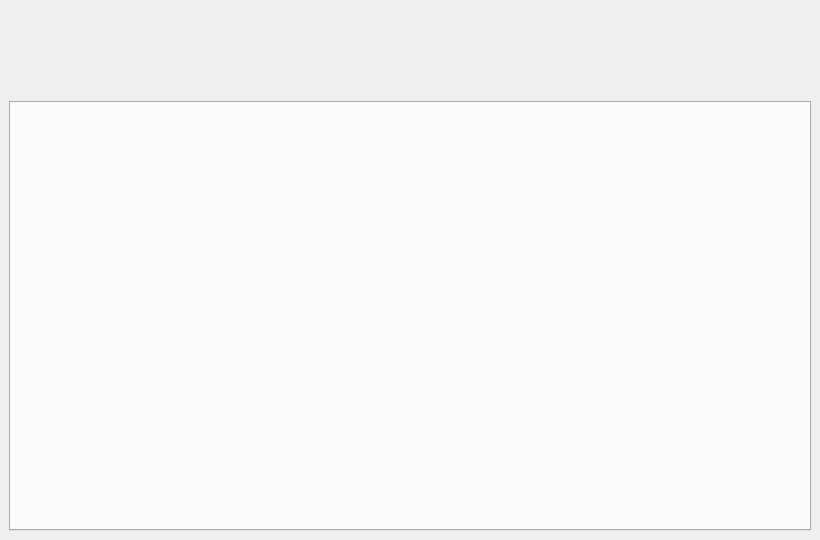
liuyufeng509/SecCenter, file mainwindow.ui: the form before one commit.
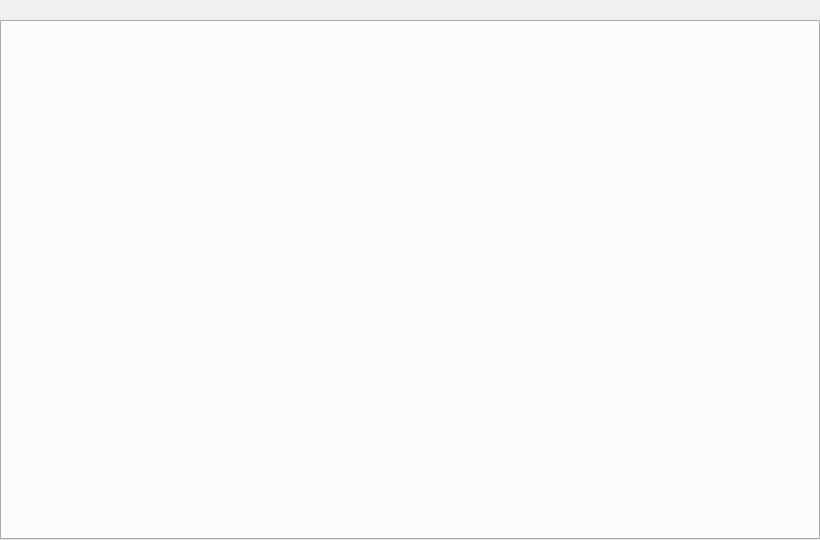
The form after the commit. Icons and pictures are not drawn.

```diff
--- a/mainwindow.ui
+++ b/mainwindow.ui
@@ -19,6 +19,21 @@
   </property>
   <widget class="QWidget" name="centralwidget">
    <layout class="QVBoxLayout" name="verticalLayout">
+    <property name="spacing">
+     <number>0</number>
+    </property>
+    <property name="leftMargin">
+     <number>0</number>
+    </property>
+    <property name="topMargin">
+     <number>0</number>
+    </property>
+    <property name="rightMargin">
+     <number>0</number>
+    </property>
+    <property name="bottomMargin">
+     <number>0</number>
+    </property>
     <item>
      <widget class="QWidget" name="widget" native="true">
       <property name="minimumSize">
@@ -30,38 +45,25 @@
      </widget>
     </item>
     <item>
-     <widget class="QLabel" name="label">
-      <property name="enabled">
-       <bool>true</bool>
-      </property>
-      <property name="minimumSize">
-       <size>
-        <width>0</width>
-        <height>60</height>
-       </size>
-      </property>
-      <property name="maximumSize">
-       <size>
-        <width>16777215</width>
-        <height>60</height>
-       </size>
-      </property>
-      <property name="text">
-       <string/>
-      </property>
-      <property name="pixmap">
-       <pixmap resource="mainwindow.qrc">:/new/index/image/index.png</pixmap>
-      </property>
-      <property name="scaledContents">
-       <bool>true</bool>
-      </property>
-     </widget>
-    </item>
-    <item>
-     <widget class="QTabWidget" name="tabWidget">
+     <widget class="QStackedWidget" name="stackedWidget">
       <property name="currentIndex">
        <number>-1</number>
       </property>
+      <widget class="QWidget" name="page">
+       <widget class="QTabWidget" name="tabWidget">
+        <property name="geometry">
+         <rect>
+          <x>0</x>
+          <y>0</y>
+          <width>820</width>
+          <height>520</height>
+         </rect>
+        </property>
+        <property name="currentIndex">
+         <number>-1</number>
+        </property>
+       </widget>
+      </widget>
      </widget>
     </item>
    </layout>
```
Left out of the diff: 2 changed lines with no effect on the pictures.
